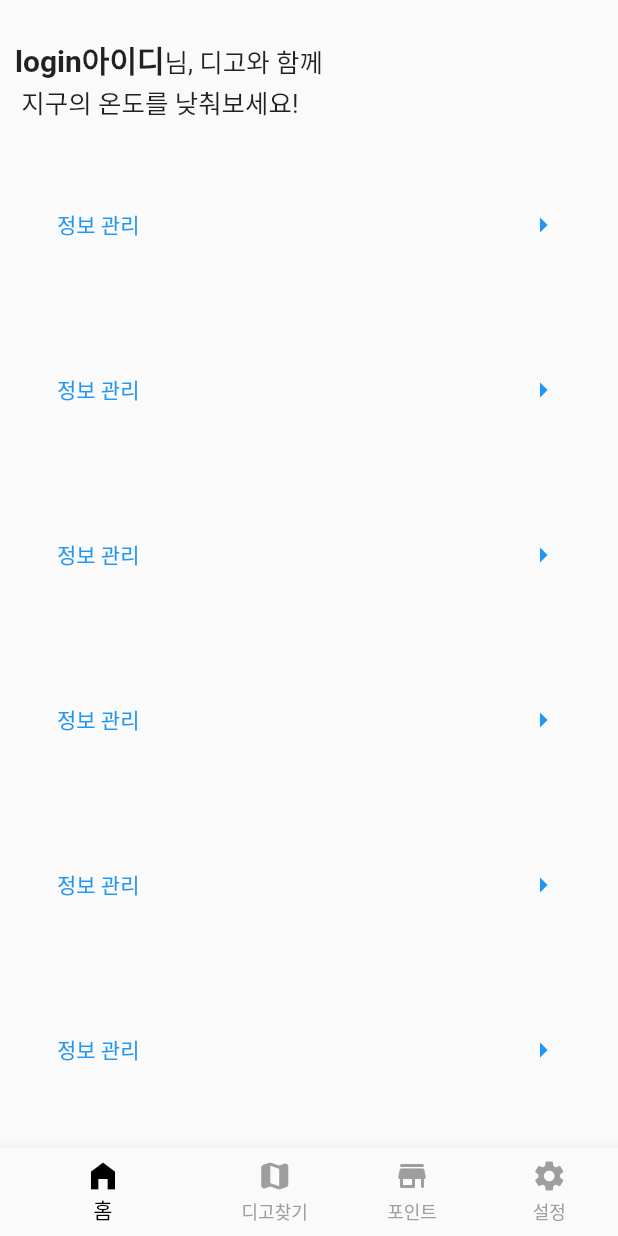
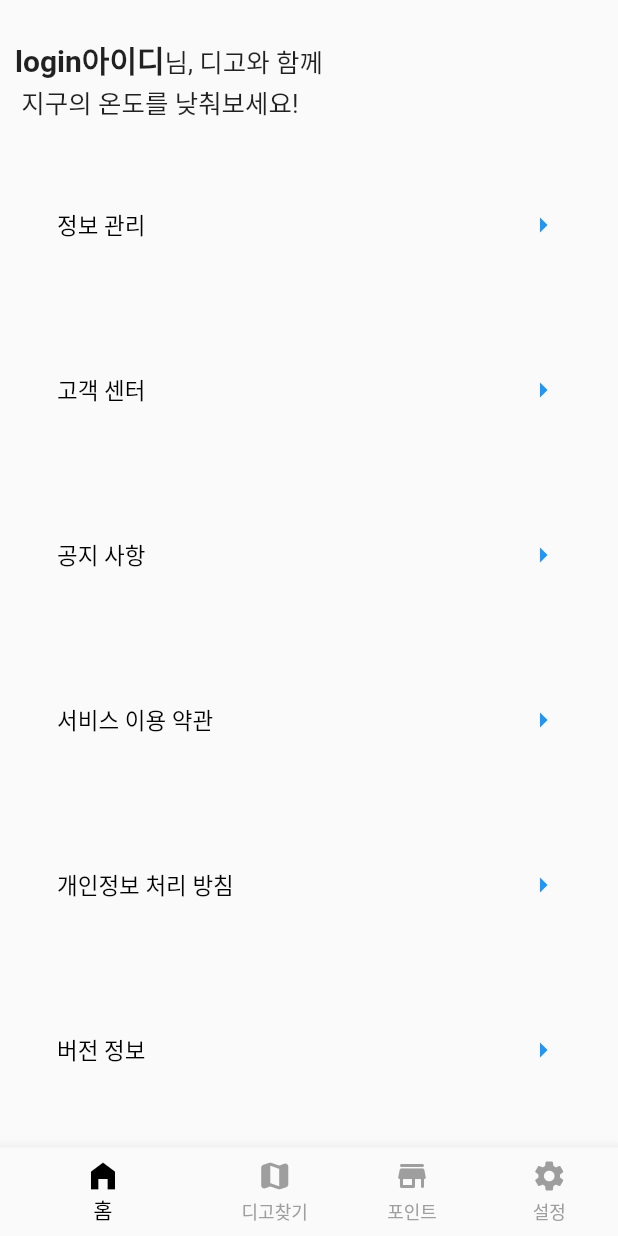
Before and after one commit to Zeereoreo/flutter_ex_app, a Flutter app: the screen it shows after launch, item 4 of the bottom bar chosen, on a phone screen of 412 x 824 dp. Run offline on Flutter 3.47's test engine with Material 2 defaults, Android fonts, the phone set to English and light mode, and no system bars.

```diff
--- a/Desktop/flutter_ex/deegolabs/lib/setting.dart
+++ b/Desktop/flutter_ex/deegolabs/lib/setting.dart
@@ -25,13 +25,12 @@ class Setting extends StatelessWidget {
                 ]
             ),
           ),
-          setBtn(),
-          setBtn(),
-          setBtn(),
-          setBtn(),
-          setBtn(),
-          setBtn(),
-
+          setBtn(buttonText: '정보 관리',),
+          setBtn(buttonText: '고객 센터',),
+          setBtn(buttonText: '공지 사항',),
+          setBtn(buttonText: '서비스 이용 약관',),
+          setBtn(buttonText: '개인정보 처리 방침',),
+          setBtn(buttonText: '버전 정보',),
         ],
       ),
     );
@@ -40,20 +39,31 @@ class Setting extends StatelessWidget {
 
 
 class setBtn extends StatelessWidget {
-  const setBtn({super.key});
+  final String buttonText;
+
+  const setBtn({Key? key, required this.buttonText}) : super(key: key);
 
   @override
   Widget build(BuildContext context) {
-    return TextButton(onPressed: () {  },
+    return TextButton(
+      onPressed: () {
+        // Navigator.push(context, MaterialPageRoute(builder: () => {}))
+      },
       child: Container(
         padding: EdgeInsets.all(20),
         child: Row(
           mainAxisAlignment: MainAxisAlignment.spaceBetween,
-            children: const [
-              Text('정보 관리'),
-              Icon(Icons.arrow_right_outlined)
+          children: [
+            Text(buttonText,
+              style: TextStyle(
+                color: Colors.black,
+                fontSize: 15,
+
+            ),),
+            Icon(Icons.arrow_right_outlined),
           ],
         ),
-        ));
+      ),
+    );
   }
 }
--- a/Desktop/flutter_ex/deegolabs/pubspec.yaml
+++ b/Desktop/flutter_ex/deegolabs/pubspec.yaml
@@ -35,6 +35,7 @@ dependencies:
   # The following adds the Cupertino Icons font to your application.
   # Use with the CupertinoIcons class for iOS style icons.
   cupertino_icons: ^1.0.2
+  camera: ^0.10.5+3
 
 dev_dependencies:
   flutter_test:
```
Also changed, not shown: Desktop/flutter_ex/deegolabs/lib/camera.dart (added, +10 -0 lines), Desktop/flutter_ex/deegolabs/lib/home.dart (+11 -2 lines), Desktop/flutter_ex/deegolabs/pubspec.lock. Lines whose indentation alone changed are shown as unchanged.
